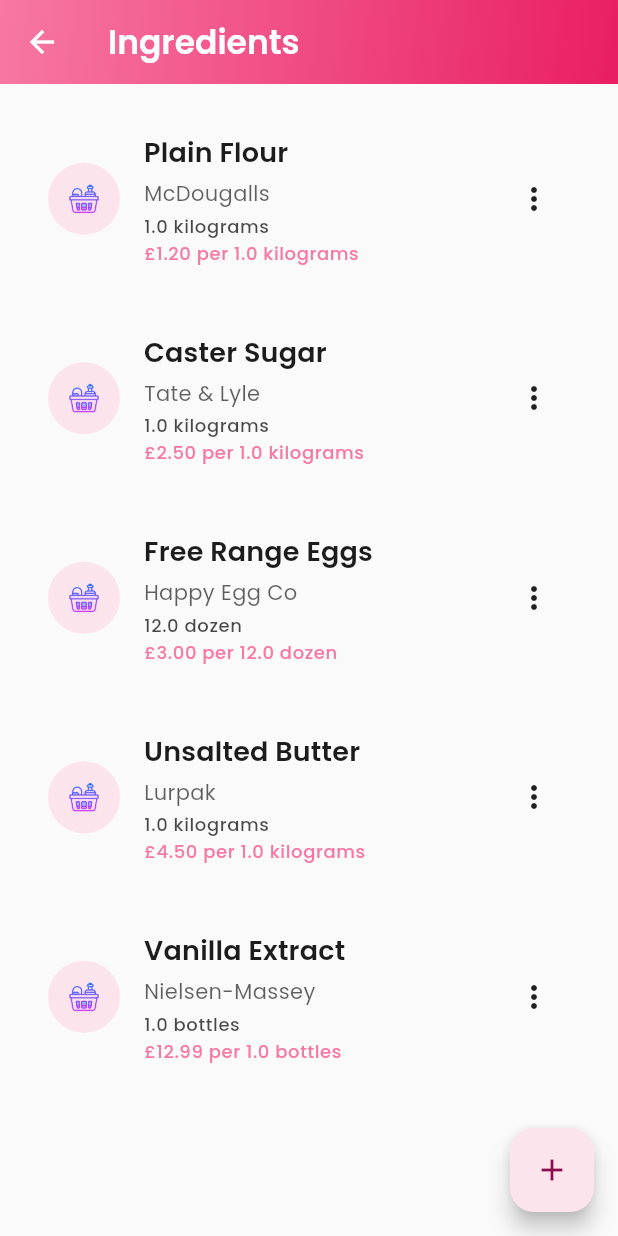
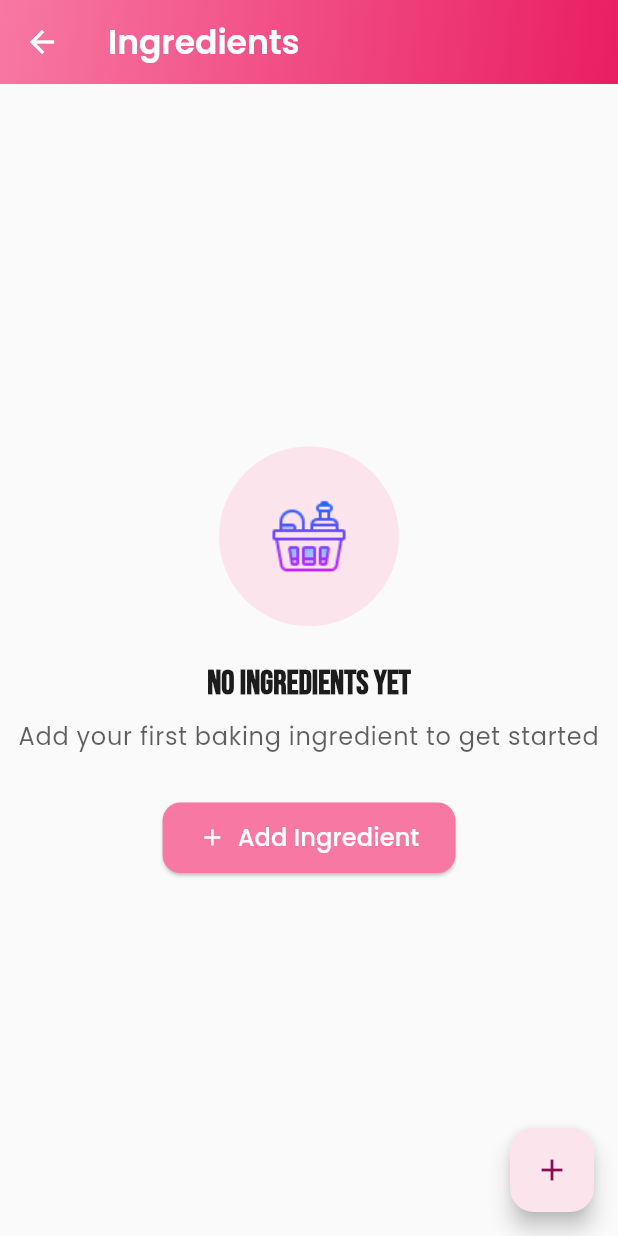
Before and after one commit to cakeaide18-ai/cake_aide_basic, a Flutter app: the IngredientsScreen screen opened directly, on a phone screen of 412 x 824 dp. Run offline on Flutter 3.47's test engine with Material 3 defaults, Android fonts, the light colour scheme and no system bars; our stand-ins replace cloud_firestore, file_picker, firebase_auth, firebase_core, flutter_local_notifications, google_fonts and 7 more; missing offline and left inert: background_fetch; accounts and stored records are empty.

Commit message:
fix: replace in-memory DataService with Firebase persistence for ingredients
- Replace DataService with IngredientRepository in IngredientsScreen
- Use StreamBuilder to auto-update from Firestore
- Update add/edit/delete operations to use Firebase
- Add proper error handling and loading states
- Ingredients will now persist across app restarts
- This fixes the issue where added ingredients disappeared

```diff
--- a/lib/screens/ingredients/add_ingredient_screen.dart
+++ b/lib/screens/ingredients/add_ingredient_screen.dart
@@ -1,7 +1,7 @@
 import 'package:flutter/material.dart';
 import 'package:cake_aide_basic/widgets/ingredient_icon.dart';
 import 'package:cake_aide_basic/models/ingredient.dart';
-import 'package:cake_aide_basic/services/data_service.dart';
+import 'package:cake_aide_basic/repositories/ingredient_repository.dart';
 import 'package:cake_aide_basic/services/settings_service.dart';
 
 class AddIngredientScreen extends StatefulWidget {
@@ -35,7 +35,7 @@
     'teaspoons',
   ];
 
-  final DataService _dataService = DataService();
+  final IngredientRepository _repository = IngredientRepository();
   final SettingsService _settingsService = SettingsService();
   bool get isEditing => widget.ingredient != null;
 
@@ -67,11 +67,11 @@
     super.dispose();
   }
 
-  void _saveIngredient() {
+  void _saveIngredient() async {
     if (_formKey.currentState!.validate()) {
       try {
         final ingredient = Ingredient(
-          id: isEditing ? widget.ingredient!.id : _dataService.generateId(),
+          id: isEditing ? widget.ingredient!.id : '', // Repository will generate ID
           name: _nameController.text.trim(),
           brand: _brandController.text.trim(),
           price: double.parse(_priceController.text.trim()),
@@ -81,11 +81,12 @@
         );
 
         if (isEditing) {
-          _dataService.updateIngredient(ingredient.id, ingredient);
+          await _repository.update(ingredient);
         } else {
-          _dataService.addIngredient(ingredient);
+          await _repository.add(ingredient);
         }
 
+        if (context.mounted) {
           Navigator.pop(context, true);
 
           // Show success message
@@ -95,8 +96,11 @@
               backgroundColor: Colors.green,
             ),
           );
+        }
       } catch (e) {
+        debugPrint('Error saving ingredient: $e');
         // Show error message
+        if (context.mounted) {
           ScaffoldMessenger.of(context).showSnackBar(
           SnackBar(
             content: Text('Error saving ingredient: ${e.toString()}'),
--- a/lib/screens/ingredients/ingredients_screen.dart
+++ b/lib/screens/ingredients/ingredients_screen.dart
@@ -1,6 +1,6 @@
 import 'package:flutter/material.dart';
 import 'package:cake_aide_basic/models/ingredient.dart';
-import 'package:cake_aide_basic/services/data_service.dart';
+import 'package:cake_aide_basic/repositories/ingredient_repository.dart';
 import 'package:cake_aide_basic/screens/ingredients/add_ingredient_screen.dart';
 import 'package:cake_aide_basic/theme.dart';
 import 'package:cake_aide_basic/widgets/ingredient_icon.dart';
@@ -13,15 +13,40 @@
 }
 
 class _IngredientsScreenState extends State<IngredientsScreen> {
-  final DataService _dataService = DataService();
+  final IngredientRepository _repository = IngredientRepository();
 
   @override
   Widget build(BuildContext context) {
-    final ingredients = _dataService.ingredients;
-
+    // Use StreamBuilder to automatically update when data changes
+    return StreamBuilder<List<Ingredient>>(
+      stream: _repository.getStream(),
+      builder: (context, snapshot) {
+        if (snapshot.connectionState == ConnectionState.waiting) {
           return Scaffold(
             backgroundColor: Theme.of(context).colorScheme.surface,
-      appBar: AppBar(
+            appBar: _buildAppBar(context),
+            body: const Center(child: CircularProgressIndicator()),
+          );
+        }
+
+        if (snapshot.hasError) {
+          return Scaffold(
+            backgroundColor: Theme.of(context).colorScheme.surface,
+            appBar: _buildAppBar(context),
+            body: Center(
+              child: Text('Error loading ingredients: ${snapshot.error}'),
+            ),
+          );
+        }
+
+        final ingredients = snapshot.data ?? [];
+        return _buildScaffold(context, ingredients);
+      },
+    );
+  }
+
+  AppBar _buildAppBar(BuildContext context) {
+    return AppBar(
       title: const Text('Ingredients'),
       flexibleSpace: Container(
         decoration: BoxDecoration(
@@ -29,7 +54,13 @@
         ),
       ),
       foregroundColor: Colors.white,
-      ),
+    );
+  }
+
+  Widget _buildScaffold(BuildContext context, List<Ingredient> ingredients) {
+    return Scaffold(
+      backgroundColor: Theme.of(context).colorScheme.surface,
+      appBar: _buildAppBar(context),
       body: ingredients.isEmpty
           ? _buildEmptyState()
           : ListView.builder(
@@ -229,10 +260,23 @@
             child: const Text('Cancel'),
           ),
           TextButton(
-            onPressed: () {
-              _dataService.deleteIngredient(ingredient.id);
-              setState(() {});
+            onPressed: () async {
+              try {
+                await _repository.delete(ingredient.id);
+                if (context.mounted) {
                   Navigator.pop(context);
+                  ScaffoldMessenger.of(context).showSnackBar(
+                    SnackBar(content: Text('${ingredient.name} deleted')),
+                  );
+                }
+              } catch (e) {
+                if (context.mounted) {
+                  Navigator.pop(context);
+                  ScaffoldMessenger.of(context).showSnackBar(
+                    SnackBar(content: Text('Error deleting ingredient: $e')),
+                  );
+                }
+              }
             },
             child: const Text('Delete'),
           ),
```
Lines whose indentation alone changed are shown as unchanged.
